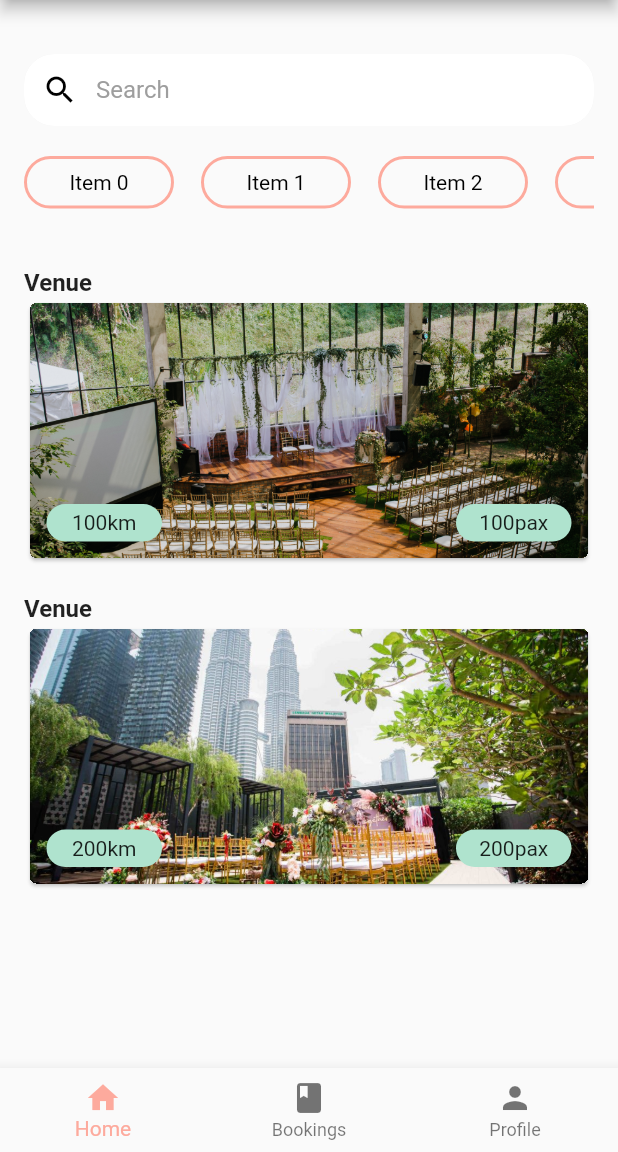
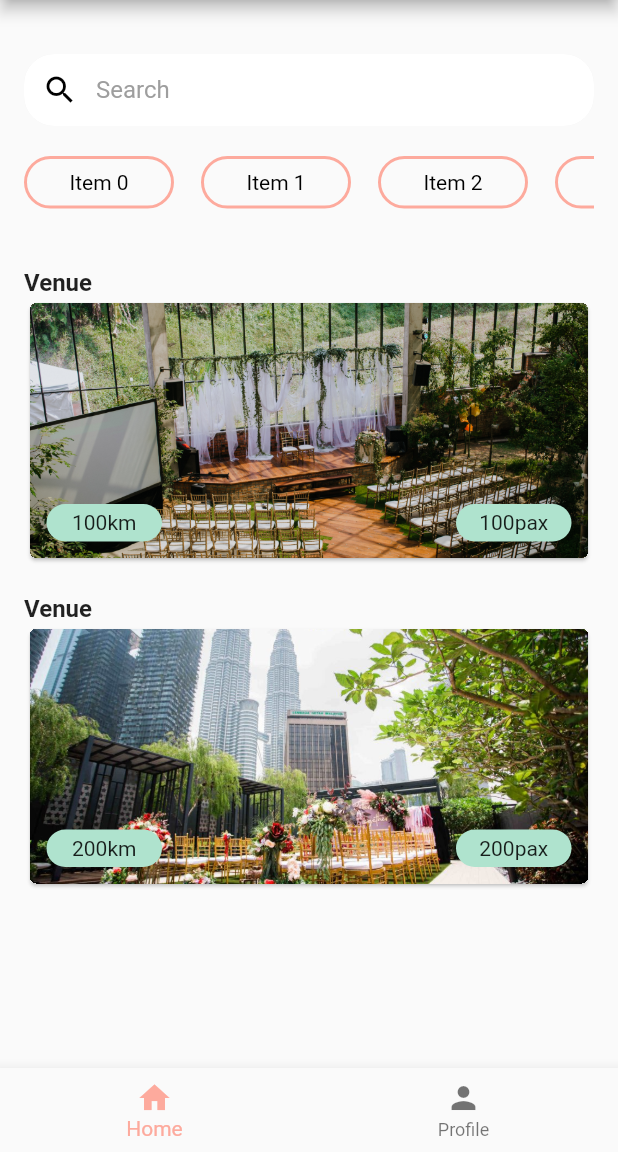
Before and after one commit to ainafrzana/vefi, a Flutter app: the screen it shows after launch, on a phone screen of 412 x 824 dp, the part 84-1236 px from its top. Run offline on Flutter 3.47's test engine with Material 2 defaults, Android fonts, the phone set to English and light mode, and no system bars; our stand-ins replace flutter_map, geolocator, latlong2.

Commit message:
tambah sikit

```diff
--- a/lib/bottom_nav.dart
+++ b/lib/bottom_nav.dart
@@ -1,5 +1,7 @@
 import 'package:flutter/material.dart';
 import 'package:testing/homepage.dart';
+import 'package:testing/profilepage.dart';
+
 
 /// Flutter code sample for [BottomNavigationBar].
 
@@ -10,10 +12,10 @@ class BottomNavigationBarExampleApp extends StatelessWidget {
 
   @override
   Widget build(BuildContext context) {
-    return  MaterialApp(
+    return MaterialApp(
       theme: ThemeData(
-      primarySwatch: Colors.deepOrange,
-       appBarTheme: AppBarTheme(
+        primarySwatch: Colors.deepOrange,
+        appBarTheme: AppBarTheme(
           backgroundColor: Colors.white, // Set the AppBar background color
           centerTitle: true,
         ),
@@ -31,28 +33,15 @@ class BottomNavigationBarExample extends StatefulWidget {
       _BottomNavigationBarExampleState();
 }
 
-class _BottomNavigationBarExampleState extends State<BottomNavigationBarExample> {
+class _BottomNavigationBarExampleState
+    extends State<BottomNavigationBarExample> {
   int _selectedIndex = 0;
   static const TextStyle optionStyle =
       TextStyle(fontSize: 30, fontWeight: FontWeight.bold);
-  // static const List<Widget> _widgetOptions = <Widget>[
-  //   Text(
-  //     'Index 0: Home',
-  //     style: optionStyle,
-  //   ),
-  //   Text(
-  //     'Index 1: Map',
-  //     style: optionStyle,
-  //   ),
-  //   Text(
-  //     'Index 2: Profile',
-  //     style: optionStyle,
-  //   ),
-  // ];
   List<Widget> _screens = [
     HomePage(),
     // BookingsPage(),
-    // ProfilePage(),
+    //ProfilePage(),
   ];
 
   void _onItemTapped(int index) {
@@ -68,7 +57,7 @@ class _BottomNavigationBarExampleState extends State<BottomNavigationBarExample>
         title: Image.asset(
           "images/vefilogo.png",
           width: 140,
-          ),
+        ),
       ),
       body: _screens[_selectedIndex],
       bottomNavigationBar: BottomNavigationBar(
@@ -77,10 +66,10 @@ class _BottomNavigationBarExampleState extends State<BottomNavigationBarExample>
             icon: Icon(Icons.home),
             label: 'Home',
           ),
-          BottomNavigationBarItem(
-            icon: Icon(Icons.book),
-            label: 'Bookings',
-          ),
+          // BottomNavigationBarItem(
+          //   icon: Icon(Icons.book),
+          //   label: 'Bookings',
+          // ),
           BottomNavigationBarItem(
             icon: Icon(Icons.person),
             label: 'Profile',
```
